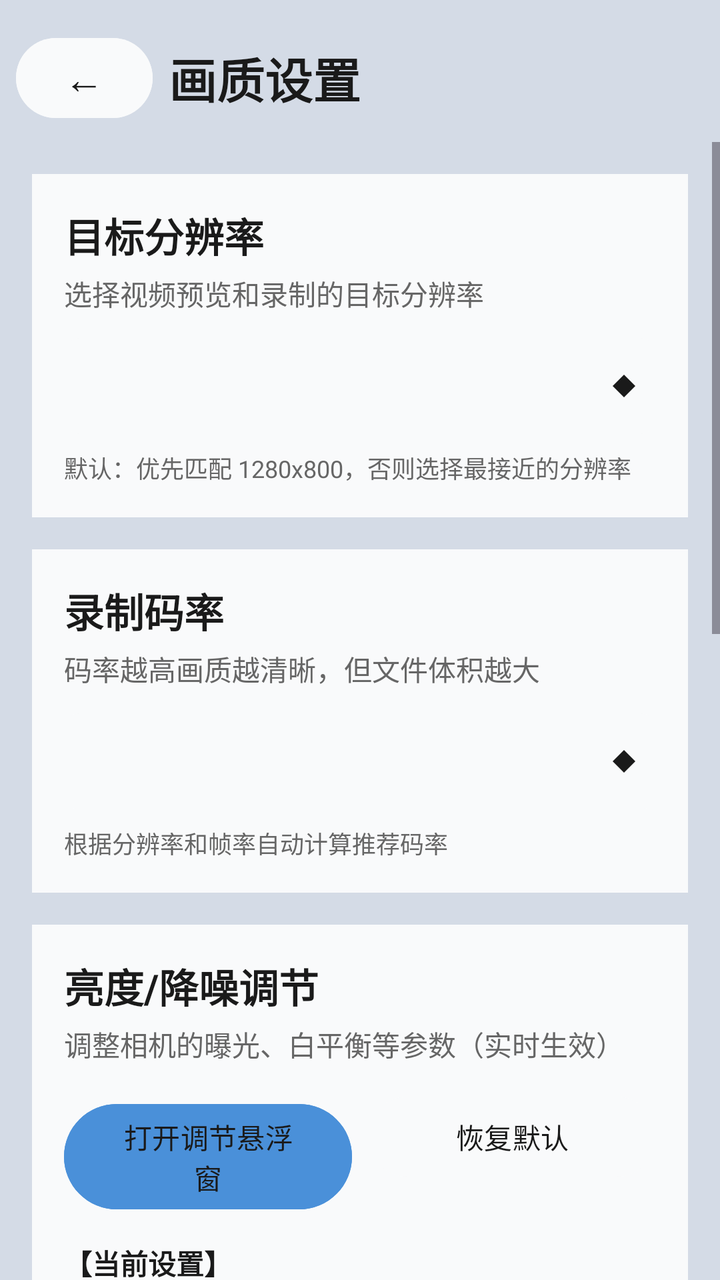
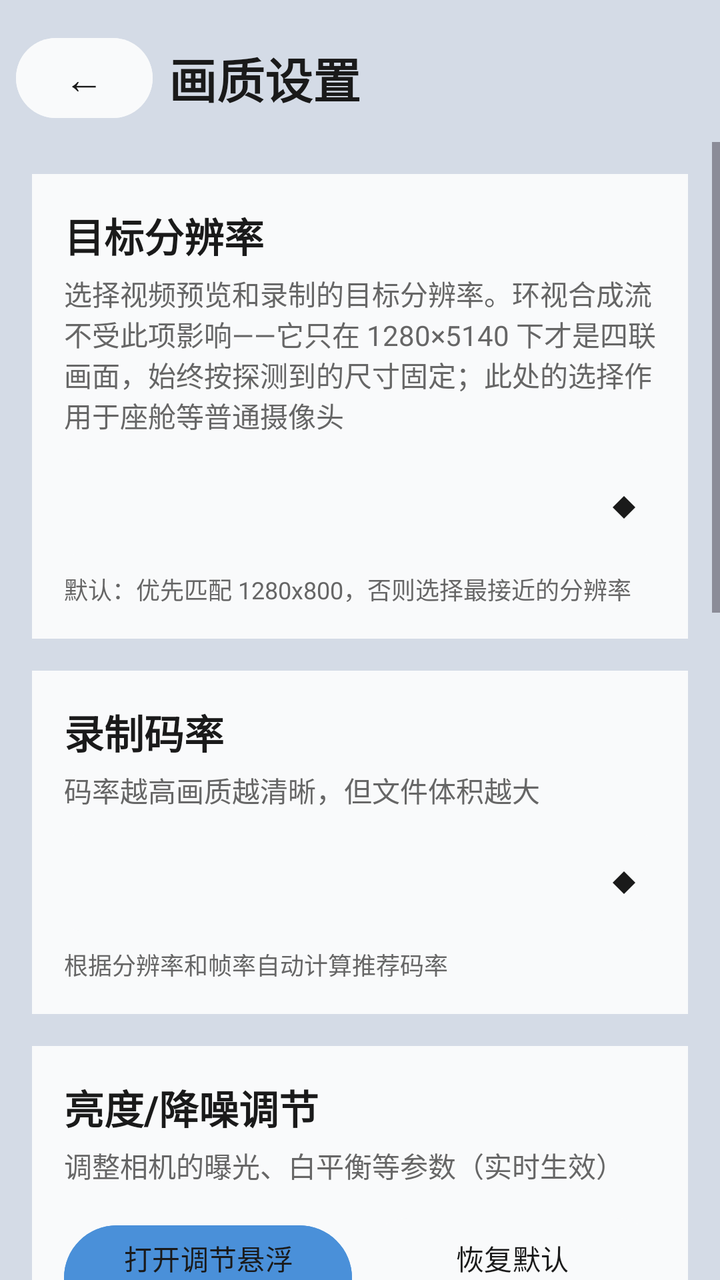

The first picture is an Android layout as it rendered before a commit; the second is the same layout after the commit. The layout source and the unified diff follow.
<!-- AndroidManifest.xml: application theme Theme.Cam -->
<!-- res/layout/fragment_resolution_settings.xml -->
<?xml version="1.0" encoding="utf-8"?>
<LinearLayout xmlns:android="http://schemas.android.com/apk/res/android"
    android:layout_width="match_parent"
    android:layout_height="match_parent"
    android:orientation="vertical"
    android:background="@color/page_background">

    
    <LinearLayout
        android:id="@+id/toolbar"
        android:layout_width="match_parent"
        android:layout_height="wrap_content"
        android:orientation="horizontal"
        android:paddingTop="15dp"
        android:paddingBottom="8dp"
        android:paddingStart="8dp"
        android:paddingEnd="8dp"
        android:gravity="center_vertical"
        android:background="@color/menu_background">

        <Button
            android:id="@+id/btn_back"
            android:layout_width="wrap_content"
            android:layout_height="wrap_content"
            android:text="←"
            android:textSize="20sp"
            android:minWidth="48dp"
            android:minHeight="48dp"
            android:layout_marginEnd="8dp"
            android:backgroundTint="@color/button_background"
            android:textColor="@color/button_text" />

        <TextView
            android:layout_width="0dp"
            android:layout_height="wrap_content"
            android:layout_weight="1"
            android:text="画质设置"
            android:textColor="@color/text_primary"
            android:textSize="24sp"
            android:textStyle="bold" />
    </LinearLayout>

    
    <ScrollView
        android:layout_width="match_parent"
        android:layout_height="match_parent">

        <LinearLayout
            android:layout_width="match_parent"
            android:layout_height="wrap_content"
            android:orientation="vertical"
            android:padding="16dp">

            
            <LinearLayout
                android:layout_width="match_parent"
                android:layout_height="wrap_content"
                android:orientation="vertical"
                android:padding="16dp"
                android:background="@color/card_background"
                android:layout_marginBottom="16dp">

                <TextView
                    android:layout_width="match_parent"
                    android:layout_height="wrap_content"
                    android:text="目标分辨率"
                    android:textColor="@color/text_primary"
                    android:textSize="20sp"
                    android:textStyle="bold" />

                <TextView
                    android:layout_width="match_parent"
                    android:layout_height="wrap_content"
                    android:text="选择视频预览和录制的目标分辨率"
                    android:textColor="@color/text_secondary"
                    android:textSize="14sp"
                    android:layout_marginTop="4dp"
                    android:layout_marginBottom="12dp" />

                <Spinner
                    android:id="@+id/spinner_resolution"
                    android:layout_width="match_parent"
                    android:layout_height="48dp"
                    android:background="@drawable/spinner_background"
                    android:popupBackground="@color/card_background"
                    android:paddingStart="16dp"
                    android:paddingEnd="16dp" />

                <TextView
                    android:id="@+id/tv_resolution_desc"
                    android:layout_width="match_parent"
                    android:layout_height="wrap_content"
                    android:text="默认：优先匹配 1280x800，否则选择最接近的分辨率"
                    android:textColor="@color/text_secondary"
                    android:textSize="12sp"
                    android:layout_marginTop="8dp" />
            </LinearLayout>

            
            <LinearLayout
                android:layout_width="match_parent"
                android:layout_height="wrap_content"
                android:orientation="vertical"
                android:padding="16dp"
                android:background="@color/card_background"
                android:layout_marginBottom="16dp">

                <TextView
                    android:layout_width="match_parent"
                    android:layout_height="wrap_content"
                    android:text="录制码率"
                    android:textColor="@color/text_primary"
                    android:textSize="20sp"
                    android:textStyle="bold" />

                <TextView
                    android:layout_width="match_parent"
                    android:layout_height="wrap_content"
                    android:text="码率越高画质越清晰，但文件体积越大"
                    android:textColor="@color/text_secondary"
                    android:textSize="14sp"
                    android:layout_marginTop="4dp"
                    android:layout_marginBottom="12dp" />

                <Spinner
                    android:id="@+id/spinner_bitrate"
                    android:layout_width="match_parent"
                    android:layout_height="48dp"
                    android:background="@drawable/spinner_background"
                    android:popupBackground="@color/card_background"
                    android:paddingStart="16dp"
                    android:paddingEnd="16dp" />

                <TextView
                    android:id="@+id/tv_bitrate_desc"
                    android:layout_width="match_parent"
                    android:layout_height="wrap_content"
                    android:text="根据分辨率和帧率自动计算推荐码率"
                    android:textColor="@color/text_secondary"
                    android:textSize="12sp"
                    android:layout_marginTop="8dp" />
            </LinearLayout>

            
            <LinearLayout
                android:layout_width="match_parent"
                android:layout_height="wrap_content"
                android:orientation="vertical"
                android:padding="16dp"
                android:background="@color/card_background"
                android:layout_marginBottom="16dp">

                <TextView
                    android:layout_width="match_parent"
                    android:layout_height="wrap_content"
                    android:text="亮度/降噪调节"
                    android:textColor="@color/text_primary"
                    android:textSize="20sp"
                    android:textStyle="bold" />

                <TextView
                    android:layout_width="match_parent"
                    android:layout_height="wrap_content"
                    android:text="调整相机的曝光、白平衡等参数（实时生效）"
                    android:textColor="@color/text_secondary"
                    android:textSize="14sp"
                    android:layout_marginTop="4dp"
                    android:layout_marginBottom="12dp" />

                
                <LinearLayout
                    android:id="@+id/layout_image_adjust_buttons"
                    android:layout_width="match_parent"
                    android:layout_height="wrap_content"
                    android:orientation="horizontal">

                    <Button
                        android:id="@+id/btn_open_adjust_window"
                        android:layout_width="0dp"
                        android:layout_height="wrap_content"
                        android:layout_weight="1"
                        android:text="打开调节悬浮窗"
                        android:textSize="14sp"
                        android:backgroundTint="@color/button_accent"
                        android:textColor="@color/button_text" />

                    <View
                        android:layout_width="8dp"
                        android:layout_height="0dp" />

                    <Button
                        android:id="@+id/btn_reset_adjust"
                        android:layout_width="0dp"
                        android:layout_height="wrap_content"
                        android:layout_weight="1"
                        android:text="恢复默认"
                        android:textSize="14sp"
                        android:backgroundTint="@color/button_background"
                        android:textColor="@color/button_text" />
                </LinearLayout>

                
                <LinearLayout
                    android:id="@+id/layout_image_adjust_params"
                    android:layout_width="match_parent"
                    android:layout_height="wrap_content"
                    android:orientation="vertical"
                    android:layout_marginTop="12dp">

                    
                    <TextView
                        android:layout_width="match_parent"
                        android:layout_height="wrap_content"
                        android:text="【当前设置】"
                        android:textColor="@color/text_primary"
                        android:textSize="14sp"
                        android:textStyle="bold"
                        android:layout_marginTop="4dp" />

                    <TextView
                        android:id="@+id/tv_image_adjust_current"
                        android:layout_width="match_parent"
                        android:layout_height="wrap_content"
                        android:text="曝光补偿：0\n白平衡：自动"
                        android:textColor="@color/text_secondary"
                        android:textSize="13sp"
                        android:lineSpacingExtra="2dp"
                        android:layout_marginTop="4dp" />

                    
                    <TextView
                        android:layout_width="match_parent"
                        android:layout_height="wrap_content"
                        android:text="【设备支持】"
                        android:textColor="@color/text_primary"
                        android:textSize="14sp"
                        android:textStyle="bold"
                        android:layout_marginTop="12dp" />

                    <TextView
                        android:id="@+id/tv_image_adjust_supported"
                        android:layout_width="match_parent"
                        android:layout_height="wrap_content"
                        android:text="曝光补偿范围：-12 ~ +12\n支持的白平衡模式：自动、日光、阴天..."
                        android:textColor="@color/text_secondary"
                        android:textSize="13sp"
                        android:lineSpacingExtra="2dp"
                        android:layout_marginTop="4dp" />
                </LinearLayout>
            </LinearLayout>

            
            <LinearLayout
                android:layout_width="match_parent"
                android:layout_height="wrap_content"
                android:orientation="vertical"
                android:padding="16dp"
                android:background="@color/card_background"
                android:layout_marginBottom="16dp">

                <TextView
                    android:layout_width="match_parent"
                    android:layout_height="wrap_content"
                    android:text="当前录制参数"
                    android:textColor="@color/text_primary"
                    android:textSize="20sp"
                    android:textStyle="bold" />

                <TextView
                    android:layout_width="match_parent"
                    android:layout_height="wrap_content"
                    android:text="实际应用的分辨率、帧率、码率（重启应用后更新）"
                    android:textColor="@color/text_secondary"
                    android:textSize="14sp"
                    android:layout_marginTop="4dp"
                    android:layout_marginBottom="12dp" />

                <TextView
                    android:id="@+id/tv_current_params"
                    android:layout_width="match_parent"
                    android:layout_height="wrap_content"
                    android:text="正在获取..."
                    android:textColor="@color/text_primary"
                    android:textSize="14sp"
                    android:fontFamily="monospace"
                    android:lineSpacingExtra="4dp" />
            </LinearLayout>

            
            <LinearLayout
                android:layout_width="match_parent"
                android:layout_height="wrap_content"
                android:orientation="vertical"
                android:padding="16dp"
                android:background="@color/card_background"
                android:layout_marginBottom="16dp">

                <TextView
                    android:layout_width="match_parent"
                    android:layout_height="wrap_content"
                    android:text="摄像头硬件信息"
                    android:textColor="@color/text_primary"
                    android:textSize="20sp"
                    android:textStyle="bold" />

                <TextView
                    android:layout_width="match_parent"
                    android:layout_height="wrap_content"
                    android:text="各摄像头支持的帧率和分辨率"
                    android:textColor="@color/text_secondary"
                    android:textSize="14sp"
                    android:layout_marginTop="4dp"
                    android:layout_marginBottom="12dp" />

                <TextView
                    android:id="@+id/tv_hardware_info"
                    android:layout_width="match_parent"
                    android:layout_height="wrap_content"
                    android:text="正在检测..."
                    android:textColor="@color/text_primary"
                    android:textSize="12sp"
                    android:fontFamily="monospace"
                    android:lineSpacingExtra="2dp" />
            </LinearLayout>

            
            <LinearLayout
                android:layout_width="match_parent"
                android:layout_height="wrap_content"
                android:orientation="vertical"
                android:padding="16dp"
                android:background="@color/card_background"
                android:layout_marginBottom="16dp">

                <TextView
                    android:layout_width="match_parent"
                    android:layout_height="wrap_content"
                    android:text="说明"
                    android:textColor="@color/text_primary"
                    android:textSize="18sp"
                    android:textStyle="bold"
                    android:layout_marginBottom="8dp" />

                <TextView
                    android:layout_width="match_parent"
                    android:layout_height="wrap_content"
                    android:text="• 默认选项：优先匹配 1280×800，如果摄像头不支持则自动选择最接近的分辨率\n\n• 指定分辨率：优先精确匹配所选分辨率，如果某个摄像头不支持则选择最接近的\n\n• 分辨率越高，画质越清晰，但占用更多存储空间和性能\n\n• 修改分辨率后需要重启应用才会生效"
                    android:textColor="@color/text_secondary"
                    android:textSize="14sp"
                    android:lineSpacingExtra="2dp" />
            </LinearLayout>


        </LinearLayout>
    </ScrollView>

</LinearLayout>
<!-- resources referenced by this layout -->
<resources>
  <color name="button_accent">#FF4A90D9</color>
  <color name="button_background">#FFF9FAFB</color>
  <color name="button_text">#FF1A1A1A</color>
  <color name="card_background">#FFF9FAFB</color>
  <color name="menu_background">#FFD4DBE6</color>
  <color name="page_background">#FFD4DBE6</color>
  <color name="text_primary">#FF1A1A1A</color>
  <color name="text_secondary">#FF666666</color>
  <!-- drawable spinner_background (drawable) -->
  <?xml version="1.0" encoding="utf-8"?>
  <layer-list xmlns:android="http://schemas.android.com/apk/res/android">
      
      <item>
          <shape android:shape="rectangle">
              <solid android:color="@color/button_background" />
              <corners android:radius="8dp" />
          </shape>
      </item>
      
      <item
          android:gravity="center_vertical|end"
          android:right="12dp">
          <rotate
              android:fromDegrees="135"
              android:toDegrees="135"
              android:pivotX="50%"
              android:pivotY="50%">
              <shape android:shape="rectangle">
                  <size
                      android:width="8dp"
                      android:height="8dp" />
                  <solid android:color="@color/button_text" />
              </shape>
          </rotate>
      </item>
  </layer-list>
  <style name="Theme.Cam" parent="Base.Theme.Cam" />
  <style name="Base.Theme.Cam" parent="Theme.Material3.DayNight.NoActionBar">
          
          <item name="colorPrimary">#424242</item>
          <item name="colorPrimaryVariant">#2A2A2A</item>
          <item name="colorOnPrimary">#FFFFFF</item>
          <item name="colorSecondary">#616161</item>
          <item name="colorSecondaryVariant">#424242</item>
          <item name="colorOnSecondary">#FFFFFF</item>
          <item name="android:colorBackground">#1A1A1A</item>
          <item name="colorSurface">#2A2A2A</item>
          <item name="colorOnSurface">#FFFFFF</item>
          <item name="android:statusBarColor">#2A2A2A</item>
          <item name="android:navigationBarColor">#000000</item>
          
          <item name="android:windowBackground">@color/page_background</item>
          
          <item name="android:windowSplashScreenBackground">@color/page_background</item>
          <item name="android:windowSplashScreenAnimatedIcon">@mipmap/ic_launcher</item>
      </style>
</resources>

<!-- the commit's change to res/layout/fragment_resolution_settings.xml (unified diff, before → after) -->
@@ -71,7 +71,7 @@
                 <TextView
                     android:layout_width="match_parent"
                     android:layout_height="wrap_content"
-                    android:text="选择视频预览和录制的目标分辨率"
+                    android:text="选择视频预览和录制的目标分辨率。环视合成流不受此项影响——它只在 1280×5140 下才是四联画面，始终按探测到的尺寸固定；此处的选择作用于座舱等普通摄像头"
                     android:textColor="@color/text_secondary"
                     android:textSize="14sp"
                     android:layout_marginTop="4dp"
